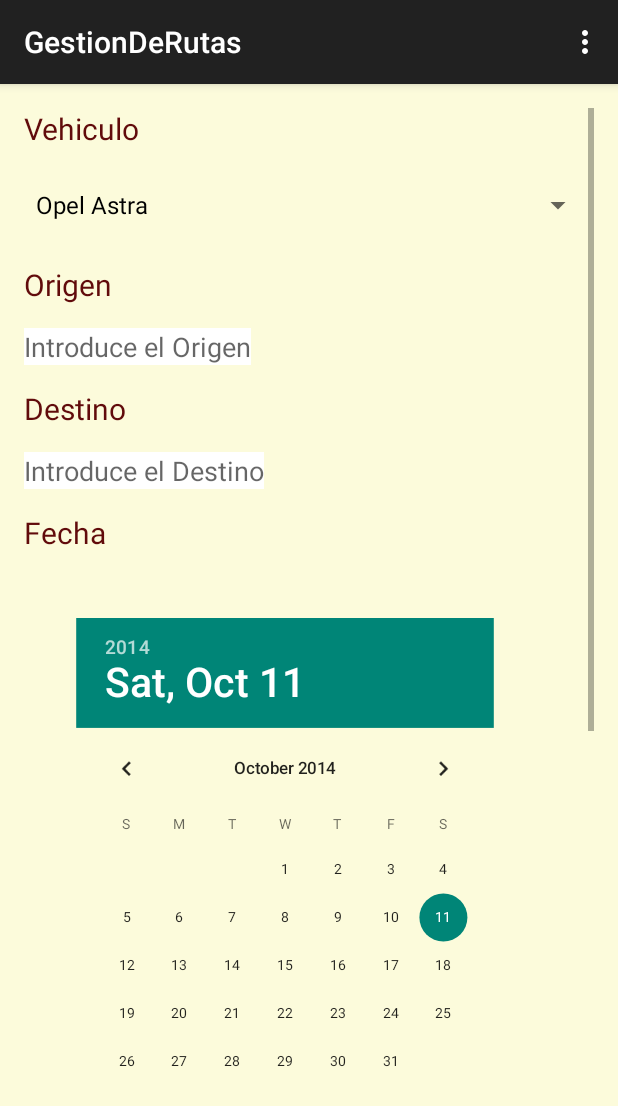
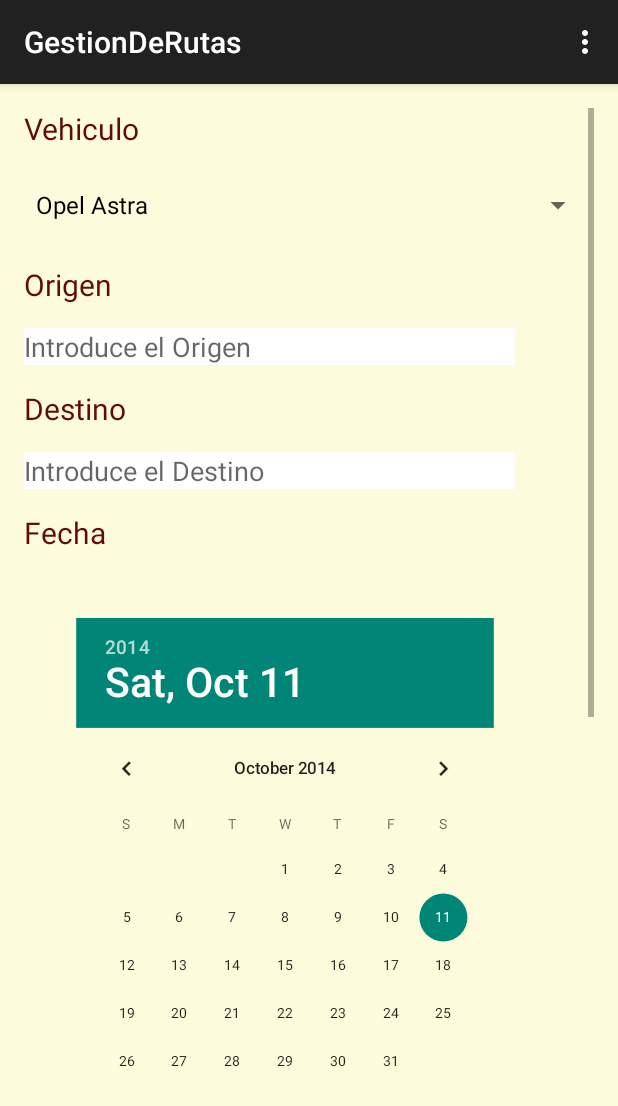
Before and after one commit to rubmadbo/EasyTransport, an Android app: the GestionDeRutas screen opened directly, with no data from a screen before it, on a phone screen of 412 x 824 dp. Shown: the top 1106 px of the screen. Run offline under Robolectric (Android 15) with nearby library versions, the phone set to English and light mode, and no system bars.

Commit message:
Color de fondo VistaRuta

```diff
--- a/app/src/main/res/layout/activity_gestion_de_rutas.xml
+++ b/app/src/main/res/layout/activity_gestion_de_rutas.xml
@@ -47,7 +47,7 @@
            android:textSize="20dp" />
 
        <EditText
-           android:layout_width="wrap_content"
+           android:layout_width="327dp"
            android:hint="@string/textoOrigen"
            android:layout_height="wrap_content"
            android:id="@+id/editTOrigen"
@@ -70,7 +70,7 @@
            android:textColor="#610B0B" />
 
        <EditText
-           android:layout_width="wrap_content"
+           android:layout_width="327dp"
            android:layout_height="wrap_content"
            android:hint="@string/textoDestino"
            android:id="@+id/editTDestino"
@@ -143,7 +143,8 @@
               android:layout_alignParentLeft="true"
               android:layout_alignParentStart="true"
               android:layout_marginTop="15dp"
-              android:background="#ffffffff" />
+              android:background="#ffffffff"
+              android:layout_marginBottom="30dp"/>
 
           <Button
               android:layout_width="wrap_content"
--- a/app/src/main/res/layout/activity_vista_rutas.xml
+++ b/app/src/main/res/layout/activity_vista_rutas.xml
@@ -6,7 +6,8 @@
     android:paddingRight="@dimen/activity_horizontal_margin"
     android:paddingTop="@dimen/activity_vertical_margin"
     android:paddingBottom="@dimen/activity_vertical_margin"
-    tools:context="com.example.ruben.easytransport.VistaRutas">
+    tools:context="com.example.ruben.easytransport.VistaRutas"
+    android:background="#49fffa8c">
 
     <Button
 
@@ -25,6 +26,7 @@
         android:id="@+id/listViewRutas"
         android:layout_below="@+id/buttonAnyadir"
         android:layout_alignParentLeft="true"
-        android:layout_alignParentStart="true" />
+        android:layout_alignParentStart="true"
+        android:background="#49fffa8c" />
 
 </RelativeLayout>
```
